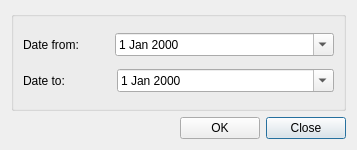
Old version of the form core/ui/toolbars/om/selector_date.ui in the repository Giswater/giswater_qgis_plugin.
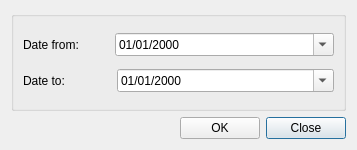
New version of the form.

Commit message: Set correct displayFormat

```diff
--- a/core/ui/toolbars/om/selector_date.ui
+++ b/core/ui/toolbars/om/selector_date.ui
@@ -74,6 +74,19 @@
             <verstretch>0</verstretch>
            </sizepolicy>
           </property>
+          <property name="dateTime">
+           <datetime>
+            <hour>0</hour>
+            <minute>0</minute>
+            <second>0</second>
+            <year>2000</year>
+            <month>1</month>
+            <day>1</day>
+           </datetime>
+          </property>
+          <property name="displayFormat">
+           <string>dd/MM/yyyy</string>
+          </property>
           <property name="calendarPopup">
            <bool>true</bool>
           </property>
@@ -114,6 +127,9 @@
             <verstretch>0</verstretch>
            </sizepolicy>
           </property>
+          <property name="displayFormat">
+           <string>dd/MM/yyyy</string>
+          </property>
           <property name="calendarPopup">
            <bool>true</bool>
           </property>
```
